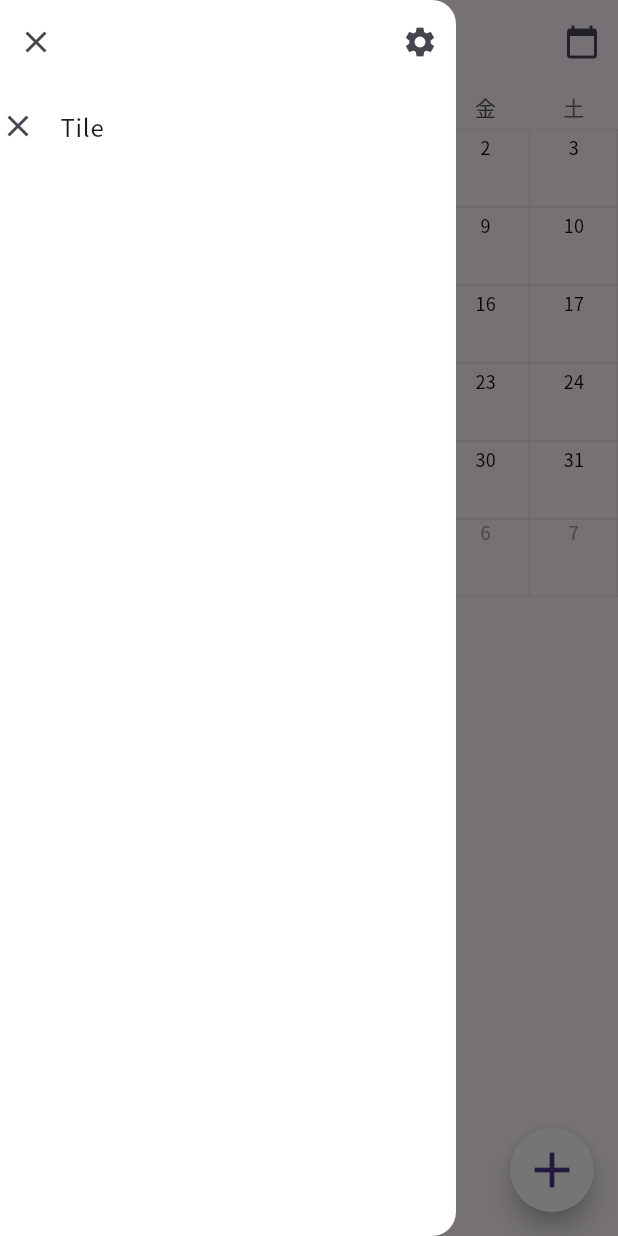
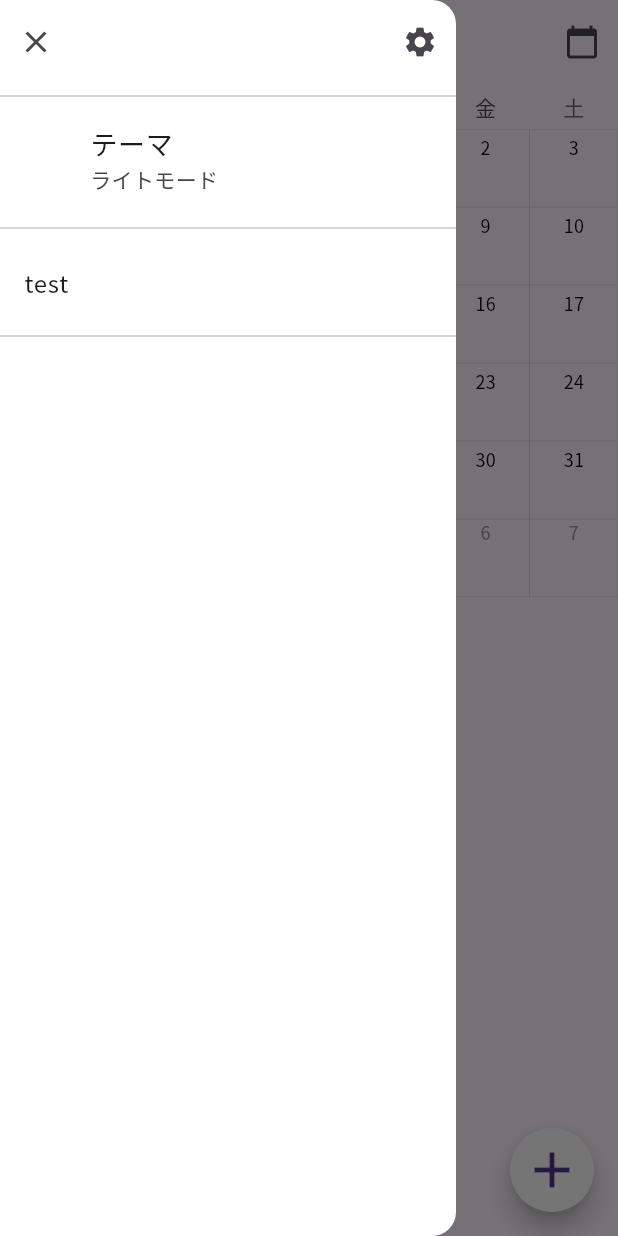
Before and after one commit to Ferret-Missle/CalendarApp, a Flutter app: the screen it shows after launch, with the side drawer open, on a phone screen of 412 x 824 dp. Run offline on Flutter 3.47's test engine with Material 3 defaults, Android fonts, the phone set to English and light mode, and no system bars; drawn by our look-alikes of table_calendar.

Commit message:
0816-0232
Signed-off-by: shosan <shosan.918@gmail.com>

```diff
--- a/lib/main.dart
+++ b/lib/main.dart
@@ -8,7 +8,14 @@ void main() {
   initializeDateFormatting().then((_) => runApp(MyApp()));
 }
 
-class MyApp extends StatelessWidget {
+class MyApp extends StatefulWidget {
+  @override
+  _MyAppState createState() => _MyAppState();
+}
+
+class _MyAppState extends State<MyApp> {
+  ThemeMode _themeMode = ThemeMode.light;
+
   @override
   Widget build(BuildContext context) {
     return MaterialApp(
@@ -17,13 +24,33 @@ class MyApp extends StatelessWidget {
         primarySwatch: Colors.blue,
         useMaterial3: true,
         fontFamily: 'NotoSansJP',
+        brightness: Brightness.light,
       ),
-      home: MyHomePage(),
+      darkTheme: ThemeData(
+        primarySwatch: Colors.blue,
+        useMaterial3: true,
+        fontFamily: 'NotoSansJP',
+        brightness: Brightness.dark,
+      ),
+      themeMode: _themeMode,
+      home: MyHomePage(
+        onThemeChanged: (ThemeMode themeMode) {
+          setState(() {
+            _themeMode = themeMode;
+          });
+        },
+        currentTheme: _themeMode,
+      ),
     );
   }
 }
 
 class MyHomePage extends StatefulWidget {
+  final Function(ThemeMode) onThemeChanged;
+  final ThemeMode currentTheme;
+
+  MyHomePage({required this.onThemeChanged, required this.currentTheme});
+
   @override
   _MyHomePageState createState() => _MyHomePageState();
 }
@@ -63,6 +90,63 @@ class _MyHomePageState extends State<MyHomePage> {
   final Map<DateTime, List> _events = {};
   final GlobalKey<ScaffoldState> _scaffoldKey = GlobalKey<ScaffoldState>();
 
+  void _showThemeDialog(BuildContext context) {
+    ThemeMode _selectedTheme = widget.currentTheme;
+
+    showDialog(
+      context: context,
+      builder: (BuildContext context) {
+        return AlertDialog(
+          title: Text(
+            'テーマの選択',
+            style: TextStyle(fontSize: 16),
+          ),
+          content: Column(
+            mainAxisSize: MainAxisSize.min,
+            children: <Widget>[
+              RadioListTile<ThemeMode>(
+                title: Text('ライトモード'),
+                value: ThemeMode.light,
+                groupValue: _selectedTheme,
+                onChanged: (ThemeMode? value) {
+                  setState(() {
+                    _selectedTheme = value!;
+                    widget.onThemeChanged(_selectedTheme);
+                  });
+                  Navigator.of(context).pop();
+                },
+              ),
+              RadioListTile<ThemeMode>(
+                title: Text('ダークモード'),
+                value: ThemeMode.dark,
+                groupValue: _selectedTheme,
+                onChanged: (ThemeMode? value) {
+                  setState(() {
+                    _selectedTheme = value!;
+                    widget.onThemeChanged(_selectedTheme);
+                  });
+                  Navigator.of(context).pop();
+                },
+              ),
+              RadioListTile<ThemeMode>(
+                title: Text('システムのデフォルト'),
+                value: ThemeMode.system,
+                groupValue: _selectedTheme,
+                onChanged: (ThemeMode? value) {
+                  setState(() {
+                    _selectedTheme = value!;
+                    widget.onThemeChanged(_selectedTheme);
+                  });
+                  Navigator.of(context).pop();
+                },
+              ),
+            ],
+          ),
+        );
+      },
+    );
+  }
+
   @override
   Widget build(BuildContext context) {
     return Scaffold(
@@ -87,8 +171,6 @@ class _MyHomePageState extends State<MyHomePage> {
                 _selectedDay = DateTime.now();
               });
             },
-
-            // icon: Icon(Icons.settings, size: 30),
           ),
         ],
       ),
@@ -110,20 +192,45 @@ class _MyHomePageState extends State<MyHomePage> {
                 trailing: IconButton(
                   icon: Icon(Icons.settings, size: 24),
                   onPressed: () {
-                    Navigator.of(context).pop();
+                    // Navigator.push(
+                    //   context,
+                    //   MaterialPageRoute(
+                    //     builder: (context) => SettingPage(),
+                    //   ),
+                    // );
                   },
                 ),
               ),
             ),
+            Divider(),
             Container(
               width: double.infinity,
               child: ListTile(
-                contentPadding: EdgeInsets.symmetric(horizontal: 0),
-                leading: Icon(Icons.close),
-                title: Text('Tile'),
+                contentPadding: EdgeInsets.only(left: 60),
+                title: Text(
+                  'テーマ',
+                  style: TextStyle(fontSize: 18),
+                  textAlign: TextAlign.left,
+                ),
+                subtitle: Text(
+                  'ライトモード',
+                  style: TextStyle(fontSize: 14),
+                  textAlign: TextAlign.left,
+                ),
+                onTap: () {
+                  _showThemeDialog(context);
+                },
+              ),
+            ),
+            Divider(),
+            Container(
+              width: double.infinity,
+              child: ListTile(
+                title: Text('test'),
                 onTap: () {},
               ),
             ),
+            Divider(),
           ],
         ),
       ),
--- a/pubspec.yaml
+++ b/pubspec.yaml
@@ -9,8 +9,7 @@ environment:
 dependencies:
   flutter:
     sdk: flutter
-  flutter_localization:
-    sdk: flutter
+  flutter_localization: ^0.2.2
   cupertino_icons: ^1.0.6
   table_calendar: ^3.1.2
   intl: ^0.19.0
```
Also changed, not shown: pubspec.lock, 5 other files.
